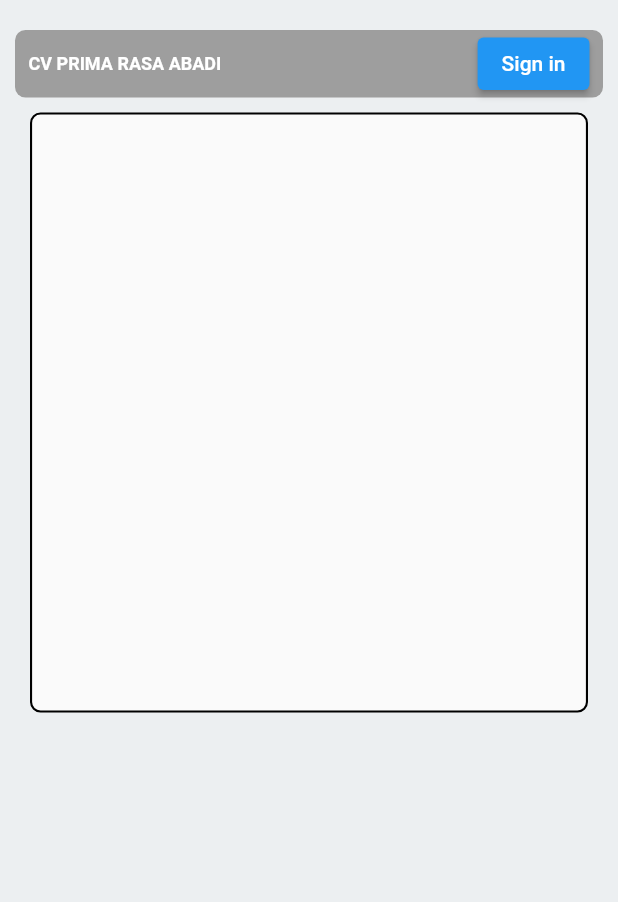
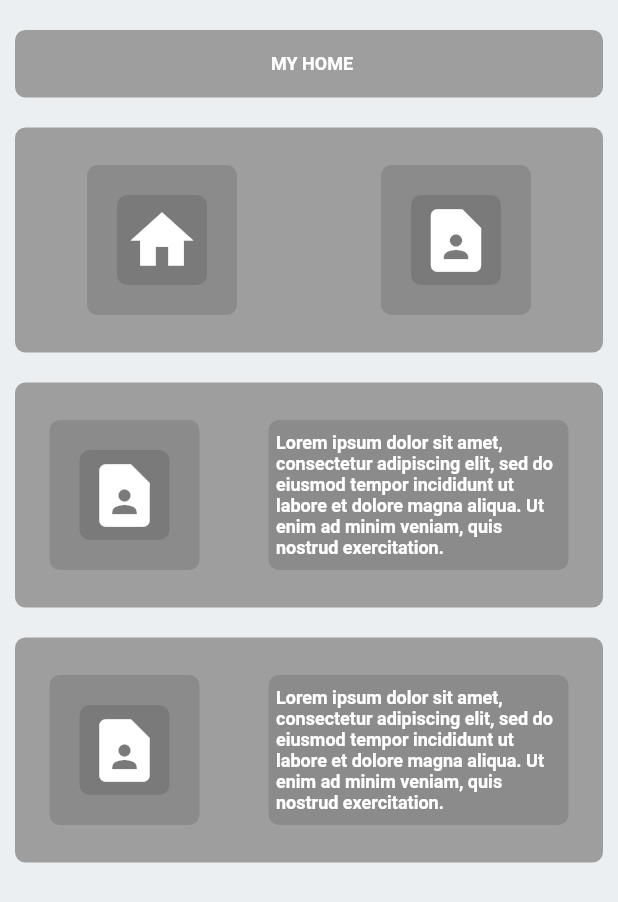
Before and after one commit to herdyy69/flutter-payroll-1.0, a Flutter app: the screen it shows after launch, on a phone screen of 412 x 824 dp. Shown: the top 902 px of the screen. Run offline on Flutter 3.47's test engine with Material 2 defaults, Android fonts, the phone set to English and light mode, and no system bars.

Commit message:
flutter flex

```diff
--- a/lib/home.dart
+++ b/lib/home.dart
@@ -67,6 +67,77 @@ class _HomeState extends State<Home> {
             margin: const EdgeInsets.all(10),
             width: 20,
             height: 400,
+            child: Column(
+                mainAxisAlignment: MainAxisAlignment.center,
+                crossAxisAlignment: CrossAxisAlignment.center,
+                children: [
+                  Container(
+                      margin: const EdgeInsets.only(top: 10),
+                      child: Column(
+                        mainAxisAlignment: MainAxisAlignment.start,
+                        crossAxisAlignment: CrossAxisAlignment.start,
+                        children: const [
+                          Text(
+                            'Selamat Datang',
+                            style: TextStyle(
+                              color: Colors.black,
+                              fontSize: 20,
+                              fontWeight: FontWeight.w700,
+                            ),
+                          ),
+                          Text(
+                            'di CV Prima Rasa Abadi',
+                            style: TextStyle(
+                              color: Colors.black,
+                              fontSize: 20,
+                              fontWeight: FontWeight.w700,
+                            ),
+                          ),
+                        ],
+                      )),
+                ]),
+          ),
+          Container(
+            decoration: BoxDecoration(
+              color: Colors.grey[50],
+              borderRadius: BorderRadius.circular(7),
+              border: Border.all(color: Colors.black, width: 1.4),
+            ),
+            margin: const EdgeInsets.all(10),
+            width: 20,
+            height: 400,
+            child: Column(
+                mainAxisAlignment: MainAxisAlignment.center,
+                crossAxisAlignment: CrossAxisAlignment.center,
+                children: [
+                  Container(
+                      margin: const EdgeInsets.only(top: 10),
+                      child: Column(
+                        mainAxisAlignment: MainAxisAlignment.start,
+                        crossAxisAlignment: CrossAxisAlignment.start,
+                        children: const [
+                          FlutterLogo(
+                            size: 100,
+                          ),
+                          Text(
+                            'Selamat Datang',
+                            style: TextStyle(
+                              color: Colors.black,
+                              fontSize: 20,
+                              fontWeight: FontWeight.w700,
+                            ),
+                          ),
+                          Text(
+                            'di CV Prima Rasa Abadi',
+                            style: TextStyle(
+                              color: Colors.black,
+                              fontSize: 20,
+                              fontWeight: FontWeight.w700,
+                            ),
+                          ),
+                        ],
+                      )),
+                ]),
           ),
         ]),
       ),
--- /dev/null
+++ b/lib/homies.dart
@@ -0,0 +1,236 @@
+import 'package:flutter/material.dart';
+
+class Homies extends StatefulWidget {
+  const Homies({super.key});
+
+  @override
+  State<Homies> createState() => _HomiesState();
+}
+
+class _HomiesState extends State<Homies> {
+  @override
+  Widget build(BuildContext context) {
+    return Scaffold(
+      body: Container(
+        color: Colors.blueGrey[50],
+        padding: const EdgeInsets.only(left: 10, right: 10),
+        child: ListView(
+          children: [
+            Container(
+              decoration: BoxDecoration(
+                  color: Colors.grey, borderRadius: BorderRadius.circular(7)),
+              margin: const EdgeInsets.only(top: 20),
+              width: 10,
+              height: 45,
+              child: Row(
+                mainAxisAlignment: MainAxisAlignment.center,
+                children: [
+                  Container(
+                    margin: const EdgeInsets.only(left: 4),
+                    padding: const EdgeInsets.all(5),
+                    child: const Text(
+                      'MY HOME',
+                      style: TextStyle(
+                        color: Colors.white,
+                        fontSize: 12,
+                        fontWeight: FontWeight.w700,
+                      ),
+                    ),
+                  ),
+                ],
+              ),
+            ),
+            Container(
+              decoration: BoxDecoration(
+                  color: Colors.grey, borderRadius: BorderRadius.circular(7)),
+              margin: const EdgeInsets.only(top: 20),
+              width: 10,
+              height: 150,
+              child: Row(
+                mainAxisAlignment: MainAxisAlignment.spaceAround,
+                children: [
+                  Container(
+                    decoration: BoxDecoration(
+                        color: Colors.black12,
+                        borderRadius: BorderRadius.circular(7)),
+                    padding: const EdgeInsets.all(5),
+                    height: 100,
+                    width: 100,
+                    child: Column(
+                      mainAxisAlignment: MainAxisAlignment.center,
+                      crossAxisAlignment: CrossAxisAlignment.center,
+                      children: [
+                        Container(
+                          decoration: BoxDecoration(
+                              color: Colors.black12,
+                              borderRadius: BorderRadius.circular(7)),
+                          padding: const EdgeInsets.all(5),
+                          child: [
+                            const Icon(
+                              Icons.home,
+                              color: Colors.white,
+                              size: 50,
+                            ),
+                          ][0],
+                        )
+                      ],
+                    ),
+                  ),
+                  Container(
+                    decoration: BoxDecoration(
+                        color: Colors.black12,
+                        borderRadius: BorderRadius.circular(7)),
+                    padding: const EdgeInsets.all(5),
+                    height: 100,
+                    width: 100,
+                    child: Column(
+                      mainAxisAlignment: MainAxisAlignment.center,
+                      crossAxisAlignment: CrossAxisAlignment.center,
+                      children: [
+                        Container(
+                          decoration: BoxDecoration(
+                              color: Colors.black12,
+                              borderRadius: BorderRadius.circular(7)),
+                          padding: const EdgeInsets.all(5),
+                          child: [
+                            const Icon(
+                              Icons.contact_page,
+                              color: Colors.white,
+                              size: 50,
+                            ),
+                          ][0],
+                        )
+                      ],
+                    ),
+                  ),
+                ],
+              ),
+            ),
+            Container(
+              decoration: BoxDecoration(
+                  color: Colors.grey, borderRadius: BorderRadius.circular(7)),
+              margin: const EdgeInsets.only(top: 20),
+              width: 10,
+              height: 150,
+              child: Row(
+                mainAxisAlignment: MainAxisAlignment.spaceAround,
+                children: [
+                  Container(
+                    decoration: BoxDecoration(
+                        color: Colors.black12,
+                        borderRadius: BorderRadius.circular(7)),
+                    padding: const EdgeInsets.all(5),
+                    height: 100,
+                    width: 100,
+                    child: Column(
+                      mainAxisAlignment: MainAxisAlignment.center,
+                      crossAxisAlignment: CrossAxisAlignment.center,
+                      children: [
+                        Container(
+                          decoration: BoxDecoration(
+                              color: Colors.black12,
+                              borderRadius: BorderRadius.circular(7)),
+                          padding: const EdgeInsets.all(5),
+                          child: [
+                            const Icon(
+                              Icons.contact_page,
+                              color: Colors.white,
+                              size: 50,
+                            ),
+                          ][0],
+                        )
+                      ],
+                    ),
+                  ),
+                  Container(
+                    decoration: BoxDecoration(
+                        color: Colors.black12,
+                        borderRadius: BorderRadius.circular(7)),
+                    padding: const EdgeInsets.all(5),
+                    height: 100,
+                    width: 200,
+                    child: Column(
+                      mainAxisAlignment: MainAxisAlignment.center,
+                      crossAxisAlignment: CrossAxisAlignment.center,
+                      children: const [
+                        Text(
+                          'Lorem ipsum dolor sit amet, consectetur adipiscing elit, sed do eiusmod tempor incididunt ut labore et dolore magna aliqua. Ut enim ad minim veniam, quis nostrud exercitation.',
+                          style: TextStyle(
+                            color: Colors.white,
+                            fontSize: 12,
+                            fontWeight: FontWeight.w700,
+                          ),
+                        ),
+                      ],
+                    ),
+                  ),
+                ],
+              ),
+            ),
+            Container(
+              decoration: BoxDecoration(
+                  color: Colors.grey, borderRadius: BorderRadius.circular(7)),
+              margin: const EdgeInsets.only(top: 20, bottom: 20),
+              width: 10,
+              height: 150,
+              child: Row(
+                mainAxisAlignment: MainAxisAlignment.spaceAround,
+                children: [
+                  Container(
+                    decoration: BoxDecoration(
+                        color: Colors.black12,
+                        borderRadius: BorderRadius.circular(7)),
+                    padding: const EdgeInsets.all(5),
+                    height: 100,
+                    width: 100,
+                    child: Column(
+                      mainAxisAlignment: MainAxisAlignment.center,
+                      crossAxisAlignment: CrossAxisAlignment.center,
+                      children: [
+                        Container(
+                          decoration: BoxDecoration(
+                              color: Colors.black12,
+                              borderRadius: BorderRadius.circular(7)),
+                          padding: const EdgeInsets.all(5),
+                          child: [
+                            const Icon(
+                              Icons.contact_page,
+                              color: Colors.white,
+                              size: 50,
+                            ),
+                          ][0],
+                        )
+                      ],
+                    ),
+                  ),
+                  Container(
+                    decoration: BoxDecoration(
+                        color: Colors.black12,
+                        borderRadius: BorderRadius.circular(7)),
+                    padding: const EdgeInsets.all(5),
+                    height: 100,
+                    width: 200,
+                    child: Column(
+                      mainAxisAlignment: MainAxisAlignment.center,
+                      crossAxisAlignment: CrossAxisAlignment.center,
+                      children: const [
+                        Text(
+                          'Lorem ipsum dolor sit amet, consectetur adipiscing elit, sed do eiusmod tempor incididunt ut labore et dolore magna aliqua. Ut enim ad minim veniam, quis nostrud exercitation.',
+                          style: TextStyle(
+                            color: Colors.white,
+                            fontSize: 12,
+                            fontWeight: FontWeight.w700,
+                          ),
+                        ),
+                      ],
+                    ),
+                  ),
+                ],
+              ),
+            ),
+          ],
+        ),
+      ),
+    );
+  }
+}
--- a/lib/main.dart
+++ b/lib/main.dart
@@ -1,5 +1,6 @@
 import 'package:flutter/material.dart';
 import 'home.dart';
+import 'homies.dart';
 
 void main() {
   runApp(const MyApp());
@@ -16,6 +17,6 @@ class MyApp extends StatelessWidget {
         theme: ThemeData(
           primarySwatch: Colors.blue,
         ),
-        home: const Home());
+        home: const Homies());
   }
 }
```
